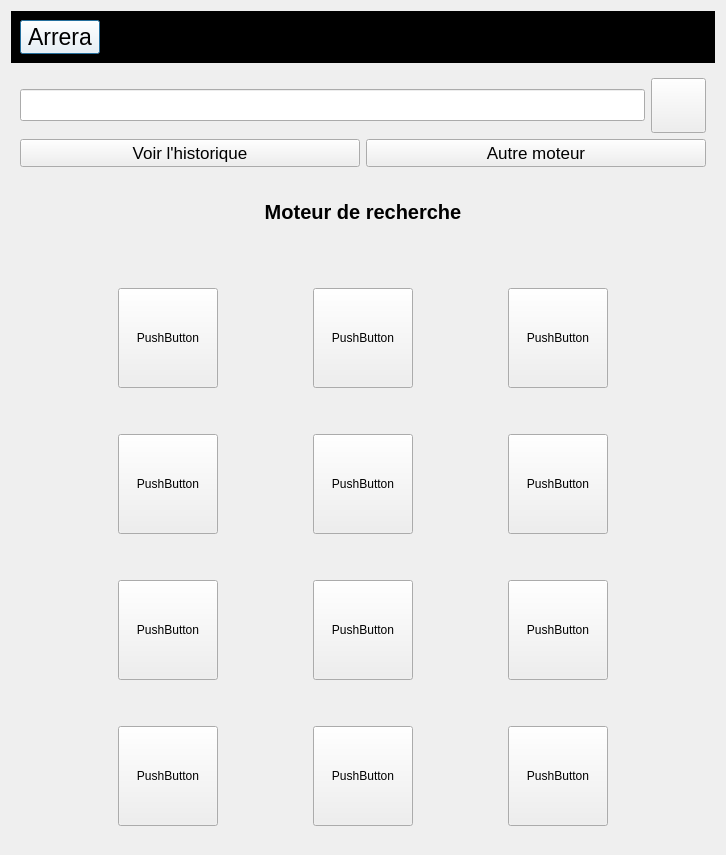
Above: arreraui.ui from Arrera-Software/Arrera-Interface before the change. Below: the same form after it.
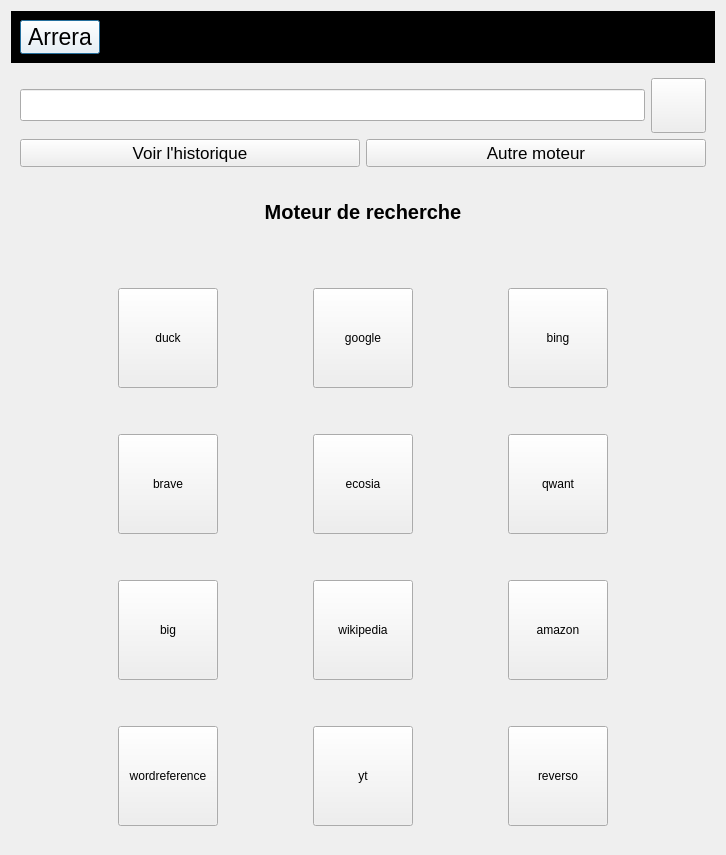
That is the form after the change. The open tabs and pages were chosen to show the change. Icons and pictures are not drawn.

Commit message: Ajout de la partie recherche dans les bouton

Diff of the .ui file:
```diff
--- a/arreraui.ui
+++ b/arreraui.ui
@@ -1092,7 +1092,7 @@
                 </size>
                </property>
                <property name="text">
-                <string>PushButton</string>
+                <string>wordreference</string>
                </property>
               </widget>
              </item>
@@ -1111,7 +1111,7 @@
                 </size>
                </property>
                <property name="text">
-                <string>PushButton</string>
+                <string>big</string>
                </property>
               </widget>
              </item>
@@ -1130,7 +1130,7 @@
                 </size>
                </property>
                <property name="text">
-                <string>PushButton</string>
+                <string>bing</string>
                </property>
               </widget>
              </item>
@@ -1149,7 +1149,7 @@
                 </size>
                </property>
                <property name="text">
-                <string>PushButton</string>
+                <string>brave</string>
                </property>
               </widget>
              </item>
@@ -1181,7 +1181,7 @@
                 </size>
                </property>
                <property name="text">
-                <string>PushButton</string>
+                <string>qwant</string>
                </property>
               </widget>
              </item>
@@ -1213,7 +1213,7 @@
                 </size>
                </property>
                <property name="text">
-                <string>PushButton</string>
+                <string>reverso</string>
                </property>
               </widget>
              </item>
@@ -1232,7 +1232,7 @@
                 </size>
                </property>
                <property name="text">
-                <string>PushButton</string>
+                <string>amazon</string>
                </property>
               </widget>
              </item>
@@ -1251,7 +1251,7 @@
                 </size>
                </property>
                <property name="text">
-                <string>PushButton</string>
+                <string>yt</string>
                </property>
               </widget>
              </item>
@@ -1270,7 +1270,7 @@
                 </size>
                </property>
                <property name="text">
-                <string>PushButton</string>
+                <string>wikipedia</string>
                </property>
               </widget>
              </item>
@@ -1289,7 +1289,7 @@
                 </size>
                </property>
                <property name="text">
-                <string>PushButton</string>
+                <string>duck</string>
                </property>
               </widget>
              </item>
@@ -1308,7 +1308,7 @@
                 </size>
                </property>
                <property name="text">
-                <string>PushButton</string>
+                <string>google</string>
                </property>
               </widget>
              </item>
@@ -1340,7 +1340,7 @@
                 </size>
                </property>
                <property name="text">
-                <string>PushButton</string>
+                <string>ecosia</string>
                </property>
               </widget>
              </item>
```
Left out of the diff: 2 changed lines with no effect on the pictures. The commit also changes 1 other file.
